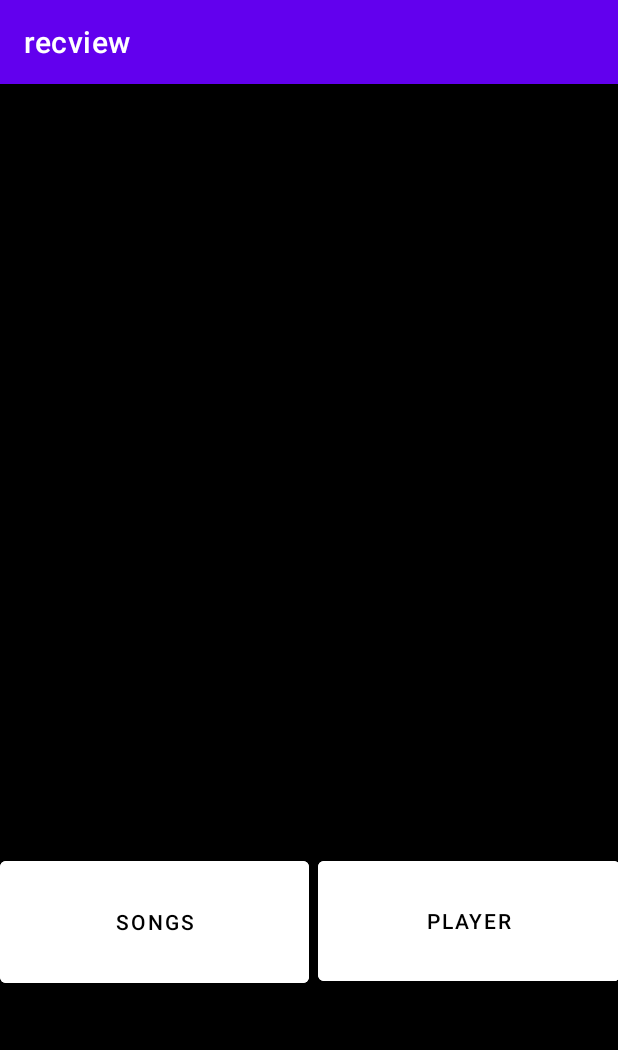
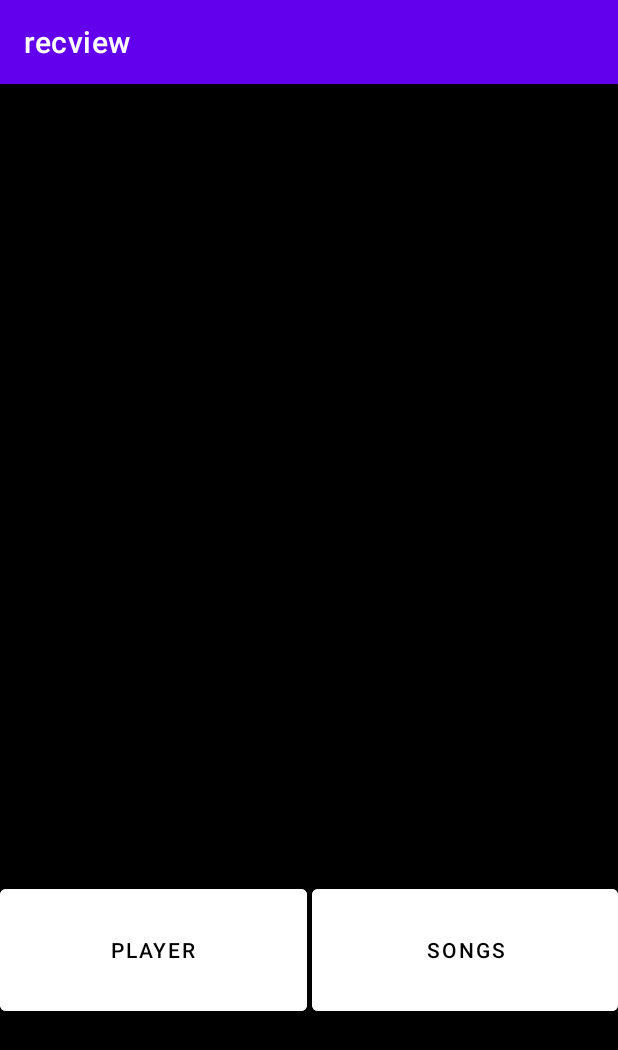
Before and after one commit to ElliotWride/AndriodMusicApp, an Android app: the screen it shows after launch (MainActivity), on a phone screen of 412 x 824 dp. Shown: the top 1050 px of the screen. Run offline under Robolectric (Android 15) with nearby library versions, the phone set to English and light mode, and no system bars.

Commit message:
modularised app added go to player button

```diff
--- /dev/null
+++ b/app/src/main/java/com/example/recview/AudioFetcher.java
@@ -0,0 +1,52 @@
+package com.example.recview;
+
+import android.content.ContentResolver;
+import android.content.Context;
+import android.database.Cursor;
+import android.net.Uri;
+import android.provider.MediaStore;
+import android.content.ContentResolver;
+
+import java.util.ArrayList;
+import java.util.List;
+
+
+public class AudioFetcher {
+
+    private List<AudioModel> audio = new ArrayList<>();
+
+    public AudioFetcher(Context context){
+        getAllAudioFromDevice(context);
+    }
+    private void getAllAudioFromDevice(Context context) {
+        ContentResolver contentResolver = context.getContentResolver();
+        Uri uri = MediaStore.Audio.Media.EXTERNAL_CONTENT_URI;
+        String selection = MediaStore.Audio.Media.IS_MUSIC + "!= 0";
+        String sortOrder = MediaStore.Audio.Media.TITLE + " ASC";
+        Cursor cursor = contentResolver.query(uri, null,selection, null, sortOrder);
+        ArrayList<AudioModel> audioList = new ArrayList<>();
+        if (cursor != null && cursor.getCount() > 0) {
+
+            while (cursor.moveToNext()) {
+                String data = cursor.getString(cursor.getColumnIndex(MediaStore.Audio.Media.DATA));
+                String title = cursor.getString(cursor.getColumnIndex(MediaStore.Audio.Media.TITLE));
+                String album = cursor.getString(cursor.getColumnIndex(MediaStore.Audio.Media.ALBUM));
+                String artist = cursor.getString(cursor.getColumnIndex(MediaStore.Audio.Media.ARTIST));
+
+                // Save to audioList
+                try {
+                    this.audio.add(new AudioModel(data, title, album, artist));
+                } catch (Exception e) {
+                    throw new RuntimeException(e);
+                }
+
+            }
+        }
+        cursor.close();
+
+    }
+
+    public List<AudioModel> getAudio() {
+        return audio;
+    }
+}
--- a/app/src/main/java/com/example/recview/MainActivity.java
+++ b/app/src/main/java/com/example/recview/MainActivity.java
@@ -8,13 +8,16 @@ import android.view.View;
 import android.widget.Button;
 
 import java.io.Serializable;
+import java.util.concurrent.ThreadLocalRandom;
 
 public class MainActivity extends AppCompatActivity implements Serializable {
     public static AudioManager audioManager;
+    public static AudioFetcher audioFetcher;
 
     @Override
     protected void onCreate(Bundle savedInstanceState) {
         audioManager = new AudioManager();
+        audioFetcher = new AudioFetcher(this);
         super.onCreate(savedInstanceState);
         setContentView(R.layout.activity_main);
         final Button button = (Button) findViewById(R.id.button2);
@@ -22,15 +25,19 @@ public class MainActivity extends AppCompatActivity implements Serializable {
             @Override
             public void onClick(View view) {
                 Intent intent = new Intent(MainActivity.this, ChooseSongActivity.class);
-                intent.putExtra("audioManager",audioManager);
                 startActivity(intent);
             }
         });
         final Button button1 = (Button) findViewById(R.id.button3);
-        button.setOnClickListener(new View.OnClickListener() {
+        button1.setOnClickListener(new View.OnClickListener() {
             @Override
             public void onClick(View view) {
-                Intent intent = new Intent(MainActivity.this, ChooseSongActivity.class);
+                Intent intent = new Intent(MainActivity.this,PlayerActivity.class);
+                if(MainActivity.audioManager.getCurrentSong() == null){
+                    intent.putExtra("path",audioFetcher.getAudio().get(ThreadLocalRandom.current().nextInt(0, audioFetcher.getAudio().size() + 1)).path);
+                }else{
+                    intent.putExtra("path",audioManager.getCurrentSongPath());
+                }
                 startActivity(intent);
             }
         });
--- a/app/src/main/java/com/example/recview/PlayerActivity.java
+++ b/app/src/main/java/com/example/recview/PlayerActivity.java
@@ -35,8 +35,8 @@ public class PlayerActivity extends AppCompatActivity implements Serializable {
         currentSong = bundle.getString("path");
         //Toast.makeText(this, currentSong, Toast.LENGTH_SHORT).show();
         MainActivity.audioManager.setContext(this);
-        Toast.makeText(this,MainActivity.audioManager.getTest(), Toast.LENGTH_SHORT).show();
-        MainActivity.audioManager.setTest(bundle.getString("name"));
+
+
 
     }
 
--- a/app/src/main/res/layout/activity_main.xml
+++ b/app/src/main/res/layout/activity_main.xml
@@ -9,25 +9,27 @@
 
     <com.google.android.material.button.MaterialButton
         android:id="@+id/button2"
-        android:layout_width="206dp"
+        android:layout_width="0dp"
         android:layout_height="93dp"
-        android:layout_marginTop="512dp"
+        android:layout_marginBottom="144dp"
         android:backgroundTint="@color/white"
         android:text="Songs"
         android:textColor="@color/black"
-        app:layout_constraintStart_toStartOf="parent"
-        app:layout_constraintTop_toTopOf="parent" />
+        app:layout_constraintBottom_toBottomOf="parent"
+        app:layout_constraintEnd_toEndOf="parent"
+        app:layout_constraintStart_toEndOf="@+id/button3" />
 
     <com.google.android.material.button.MaterialButton
         android:id="@+id/button3"
-        android:layout_width="201dp"
-        android:layout_height="92dp"
-        android:layout_marginStart="212dp"
-        android:layout_marginTop="512dp"
+        android:layout_width="0dp"
+        android:layout_height="93dp"
+        android:layout_marginEnd="3dp"
         android:backgroundTint="@color/white"
         android:text="Player"
         android:textColor="@color/black"
-        app:layout_constraintStart_toStartOf="parent"
-        app:layout_constraintTop_toTopOf="parent" />
+        app:layout_constraintBaseline_toBaselineOf="@+id/button2"
+        app:layout_constraintEnd_toStartOf="@+id/button2"
+        app:layout_constraintStart_toStartOf="parent" />
+
 
 </androidx.constraintlayout.widget.ConstraintLayout>
```
Also changed, not shown: app/src/main/java/com/example/recview/AudioManager.java (+10 -0 lines), app/src/main/java/com/example/recview/ChooseSongActivity.java (+6 -31 lines).
